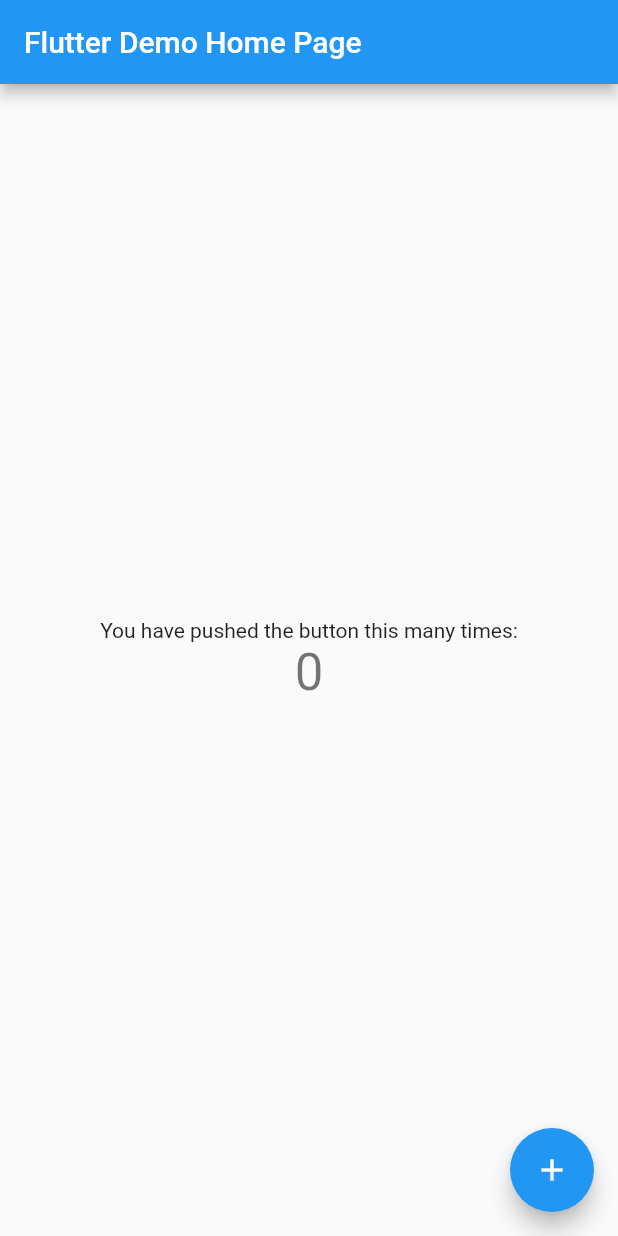
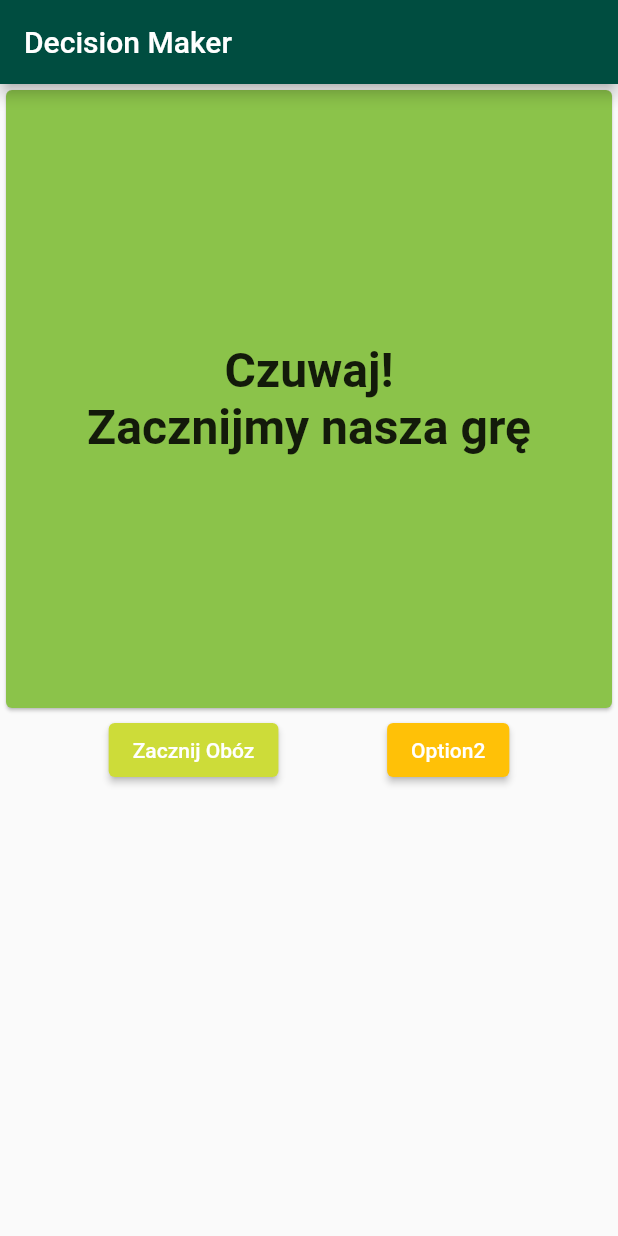
Before and after one commit to corvusalbus/scout_camp_lider, a Flutter app: the screen it shows after launch, on a phone screen of 412 x 824 dp. Run offline on Flutter 3.47's test engine with Material 2 defaults, Android fonts, the phone set to English and light mode, and no system bars; our stand-ins replace bloc, equatable, flutter_bloc, get_it.

Commit message:
Clean Architecture 10 11 12 13 14

```diff
--- a/lib/core/usecases/usecases.dart
+++ b/lib/core/usecases/usecases.dart
@@ -1,10 +1,21 @@
 import 'package:equatable/equatable.dart';
+import 'package:scout_camp_lider/features/decision_maker/domain/usecases/get_next_situation.dart';
 
-abstract class UseCase<Type, Params> {
-  Future<Type> call(Params params);
+abstract class UseCase<Type, preParams> {
+  Future<Type> call(preParams params);
 }
 
-class NonParams extends Equatable {
+abstract class preParams extends Equatable {}
+
+class Params extends preParams {
+  final int currentSituation;
+  Params({required this.currentSituation});
+
+  @override
+  List<Object?> get props => [currentSituation];
+}
+
+class NonParams extends preParams {
   @override
   List<Object> get props => [];
 }
--- a/lib/features/decision_maker/data/models/situatuation_model.dart
+++ b/lib/features/decision_maker/data/models/situatuation_model.dart
@@ -1,5 +1,4 @@
-import 'package:scout_camp_lider/features/decision_maker/domain/entities/situation.dart';
-import 'package:meta/meta.dart';
+import '../../domain/entities/situation.dart';
 
 class SituationModel extends Situation {
   SituationModel(
--- a/lib/features/decision_maker/domain/usecases/get_next_situation.dart
+++ b/lib/features/decision_maker/domain/usecases/get_next_situation.dart
@@ -1,10 +1,8 @@
 import 'package:equatable/equatable.dart';
-import 'package:meta/meta.dart';
-import 'package:scout_camp_lider/core/usecases/usecases.dart';
-import 'package:scout_camp_lider/features/decision_maker/domain/entities/situation.dart';
+
+import '../../../../core/usecases/usecases.dart';
+import '../entities/situation.dart';
 import '../repositories/situation_repository.dart';
-
-import '../entities/situation.dart';
 
 class GetNextSituation implements UseCase<Situation, Params> {
   final SituationRepository repository;
@@ -16,11 +14,3 @@
         currentSituation: params.currentSituation);
   }
 }
-
-class Params extends Equatable {
-  final int currentSituation;
-  Params({required this.currentSituation}) : super();
-
-  @override
-  List<Object?> get props => [currentSituation];
-}
--- a/lib/features/decision_maker/presentation/bloc/decision_maker_event.dart
+++ b/lib/features/decision_maker/presentation/bloc/decision_maker_event.dart
@@ -1,4 +1,25 @@
 part of 'decision_maker_bloc.dart';
+
 abstract class DecisionMakerEvent extends Equatable {
   const DecisionMakerEvent();
 }
+
+class OptionChosened extends DecisionMakerEvent {
+  final int actualSituation;
+  final int whatOption;
+
+  OptionChosened(this.actualSituation, this.whatOption);
+
+  @override
+  List<Object?> get props => [actualSituation, whatOption];
+}
+
+class GameStarted extends DecisionMakerEvent {
+  @override
+  List<Object?> get props => [];
+}
+
+class GameEnded extends DecisionMakerEvent {
+  @override
+  List<Object?> get props => throw UnimplementedError();
+}
--- a/lib/features/decision_maker/presentation/bloc/decision_maker_state.dart
+++ b/lib/features/decision_maker/presentation/bloc/decision_maker_state.dart
@@ -1,8 +1,42 @@
 part of 'decision_maker_bloc.dart';
+
 abstract class DecisionMakerState extends Equatable {
   const DecisionMakerState();
 }
+
 class DecisionMakerInitial extends DecisionMakerState {
   @override
   List<Object> get props => [];
 }
+
+class DecisionMakerGameOver extends DecisionMakerState {
+  @override
+  List<Object?> get props => [];
+}
+
+class SituationLoadInProgress extends DecisionMakerState {
+  @override
+  List<Object?> get props => [];
+}
+
+class SituationLoadSuccess extends DecisionMakerState {
+  final Situation situation;
+
+  SituationLoadSuccess({required this.situation});
+  @override
+  List<Object?> get props => [situation];
+}
+
+class SituationLoadFailure extends DecisionMakerState {
+  @override
+  List<Object?> get props => [];
+}
+
+class Error extends DecisionMakerState {
+  final String message;
+
+  Error(this.message);
+
+  @override
+  List<Object?> get props => [message];
+}
--- /dev/null
+++ b/lib/features/decision_maker/presentation/pages/decision_maker_page.dart
@@ -0,0 +1,105 @@
+import 'package:flutter/material.dart';
+import 'package:flutter_bloc/flutter_bloc.dart';
+import 'package:scout_camp_lider/features/decision_maker/presentation/bloc/decision_maker_bloc.dart';
+
+import '../../../../injection_container.dart';
+
+class DecisionMakerPage extends StatelessWidget {
+  const DecisionMakerPage({Key? key}) : super(key: key);
+
+  @override
+  Widget build(BuildContext context) {
+    return Scaffold(
+      appBar: AppBar(
+        title: Text('Decision Maker'),
+      ),
+      body: BlocProvider(
+        create: (context) => sl<DecisionMakerBloc>(),
+        child: SafeArea(
+          child: Center(
+            child: Column(
+              //mainAxisAlignment: MainAxisAlignment.center,
+              crossAxisAlignment: CrossAxisAlignment.stretch,
+              children: [
+                Card(
+                  color: Colors.lightGreen,
+                  child: Container(
+                    height: MediaQuery.of(context).size.height * 2.0 / 4.0,
+                    child: Center(
+                      child: BlocBuilder<DecisionMakerBloc, DecisionMakerState>(
+                        builder: (context, state) {
+                          if (state is SituationLoadSuccess)
+                            return Text(state.situation.description,
+                                style: TextStyle(
+                                    fontSize: 32.0,
+                                    fontWeight: FontWeight.bold));
+                          else if (state is SituationLoadInProgress) {
+                            return CircularProgressIndicator();
+                          } else if (state is Error) {
+                            return Text(state.message);
+                          } else if (state is DecisionMakerInitial) {
+                            return Text('Czuwaj! \nZacznijmy nasza grę',
+                                textAlign: TextAlign.center,
+                                style: TextStyle(
+                                    fontSize: 32.0,
+                                    fontWeight: FontWeight.bold));
+                          } else
+                            return Text(state.toString(),
+                                style: TextStyle(
+                                    fontSize: 32.0,
+                                    fontWeight: FontWeight.bold));
+                        },
+                      ),
+                    ),
+                  ),
+                ),
+                Row(
+                  mainAxisAlignment: MainAxisAlignment.spaceEvenly,
+                  children: [
+                    BlocBuilder<DecisionMakerBloc, DecisionMakerState>(
+                      builder: (context, state) {
+                        if (state is SituationLoadSuccess) {
+                          return ElevatedButton(
+                              style: ButtonStyle(
+                                  backgroundColor:
+                                      MaterialStateProperty.all<Color>(
+                                          Colors.lime)),
+                              onPressed: () =>
+                                  BlocProvider.of<DecisionMakerBloc>(context)
+                                      .add(OptionChosened(7, 1)),
+                              child: Text('Option1'));
+                        } else if (state is DecisionMakerInitial) {
+                          return ElevatedButton(
+                              style: ButtonStyle(
+                                  backgroundColor:
+                                      MaterialStateProperty.all<Color>(
+                                          Colors.lime)),
+                              onPressed: () =>
+                                  BlocProvider.of<DecisionMakerBloc>(context)
+                                      .add(OptionChosened(1, 1)),
+                              child: Text('Zacznij Obóz'));
+                        } else {
+                          return Container(
+                            child: null,
+                          );
+                        }
+                      },
+                    ),
+                    ElevatedButton(
+                        style: ButtonStyle(
+                            backgroundColor:
+                                MaterialStateProperty.all<Color>(Colors.amber)),
+                        onPressed: () =>
+                            BlocProvider.of<DecisionMakerBloc>(context)
+                                .add(OptionChosened(7, 2)),
+                        child: Text('Option2')),
+                  ],
+                )
+              ],
+            ),
+          ),
+        ),
+      ),
+    );
+  }
+}
--- a/lib/main.dart
+++ b/lib/main.dart
@@ -1,113 +1,36 @@
 import 'package:flutter/material.dart';
+import 'package:flutter_bloc/flutter_bloc.dart';
+import 'package:scout_camp_lider/features/decision_maker/presentation/pages/decision_maker_page.dart';
+import 'injection_container.dart' as di;
 
-void main() {
+class SimpleBlocObserver extends BlocObserver {
+  @override
+  void onTransition(Bloc bloc, Transition transition) {
+    super.onTransition(bloc, transition);
+    print(transition);
+  }
+
+  @override
+  void onError(BlocBase bloc, Object error, StackTrace stackTrace) {
+    print(error);
+    super.onError(bloc, error, stackTrace);
+  }
+}
+
+void main() async {
+  Bloc.observer = SimpleBlocObserver();
+  await di.init();
   runApp(MyApp());
 }
 
 class MyApp extends StatelessWidget {
-  // This widget is the root of your application.
   @override
   Widget build(BuildContext context) {
     return MaterialApp(
-      title: 'Flutter Demo',
+      title: 'Decision Maker',
+      home: DecisionMakerPage(),
       theme: ThemeData(
-        // This is the theme of your application.
-        //
-        // Try running your application with "flutter run". You'll see the
-        // application has a blue toolbar. Then, without quitting the app, try
-        // changing the primarySwatch below to Colors.green and then invoke
-        // "hot reload" (press "r" in the console where you ran "flutter run",
-        // or simply save your changes to "hot reload" in a Flutter IDE).
-        // Notice that the counter didn't reset back to zero; the application
-        // is not restarted.
-        primarySwatch: Colors.blue,
-      ),
-      home: MyHomePage(title: 'Flutter Demo Home Page'),
+          primaryColor: Colors.teal[900], accentColor: Colors.green[700]),
     );
   }
 }
-
-class MyHomePage extends StatefulWidget {
-  MyHomePage({Key? key, required this.title}) : super(key: key);
-
-  // This widget is the home page of your application. It is stateful, meaning
-  // that it has a State object (defined below) that contains fields that affect
-  // how it looks.
-
-  // This class is the configuration for the state. It holds the values (in this
-  // case the title) provided by the parent (in this case the App widget) and
-  // used by the build method of the State. Fields in a Widget subclass are
-  // always marked "final".
-
-  final String title;
-
-  @override
-  _MyHomePageState createState() => _MyHomePageState();
-}
-
-class _MyHomePageState extends State<MyHomePage> {
-  int _counter = 0;
-
-  void _incrementCounter() {
-    setState(() {
-      // This call to setState tells the Flutter framework that something has
-      // changed in this State, which causes it to rerun the build method below
-      // so that the display can reflect the updated values. If we changed
-      // _counter without calling setState(), then the build method would not be
-      // called again, and so nothing would appear to happen.
-      _counter++;
-    });
-  }
-
-  @override
-  Widget build(BuildContext context) {
-    // This method is rerun every time setState is called, for instance as done
-    // by the _incrementCounter method above.
-    //
-    // The Flutter framework has been optimized to make rerunning build methods
-    // fast, so that you can just rebuild anything that needs updating rather
-    // than having to individually change instances of widgets.
-    return Scaffold(
-      appBar: AppBar(
-        // Here we take the value from the MyHomePage object that was created by
-        // the App.build method, and use it to set our appbar title.
-        title: Text(widget.title),
-      ),
-      body: Center(
-        // Center is a layout widget. It takes a single child and positions it
-        // in the middle of the parent.
-        child: Column(
-          // Column is also a layout widget. It takes a list of children and
-          // arranges them vertically. By default, it sizes itself to fit its
-          // children horizontally, and tries to be as tall as its parent.
-          //
-          // Invoke "debug painting" (press "p" in the console, choose the
-          // "Toggle Debug Paint" action from the Flutter Inspector in Android
-          // Studio, or the "Toggle Debug Paint" command in Visual Studio Code)
-          // to see the wireframe for each widget.
-          //
-          // Column has various properties to control how it sizes itself and
-          // how it positions its children. Here we use mainAxisAlignment to
-          // center the children vertically; the main axis here is the vertical
-          // axis because Columns are vertical (the cross axis would be
-          // horizontal).
-          mainAxisAlignment: MainAxisAlignment.center,
-          children: <Widget>[
-            Text(
-              'You have pushed the button this many times:',
-            ),
-            Text(
-              '$_counter',
-              style: Theme.of(context).textTheme.headline4,
-            ),
-          ],
-        ),
-      ),
-      floatingActionButton: FloatingActionButton(
-        onPressed: _incrementCounter,
-        tooltip: 'Increment',
-        child: Icon(Icons.add),
-      ), // This trailing comma makes auto-formatting nicer for build methods.
-    );
-  }
-}
--- a/pubspec.yaml
+++ b/pubspec.yaml
@@ -39,6 +39,7 @@
   flutter_test:
     sdk: flutter
   mockito: ^5.0.10
+  build_runner: ^2.0.5
 
 # For information on the generic Dart part of this file, see the
 # following page: https://dart.dev/tools/pub/pubspec
@@ -52,8 +53,8 @@
   uses-material-design: true
 
   # To add assets to your application, add an assets section, like this:
-  # assets:
-  #   - images/a_dot_burr.jpeg
+  assets:
+    - situations.json
   #   - images/a_dot_ham.jpeg
 
   # An image asset can refer to one or more resolution-specific "variants", see
```
Also changed, not shown: lib/features/decision_maker/data/datasources/situation_local_data_source.dart (+6 -5 lines), lib/features/decision_maker/presentation/bloc/decision_maker_bloc.dart (+63 -2 lines), lib/injection_container.dart (added, +41 -0 lines), assets/situations.json (renamed from lib/assets/situations.json), pubspec.lock, 4 other files.
